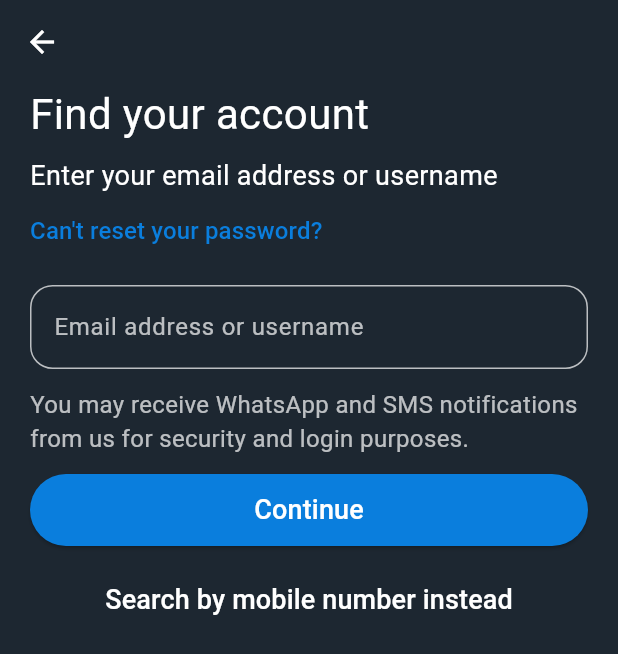
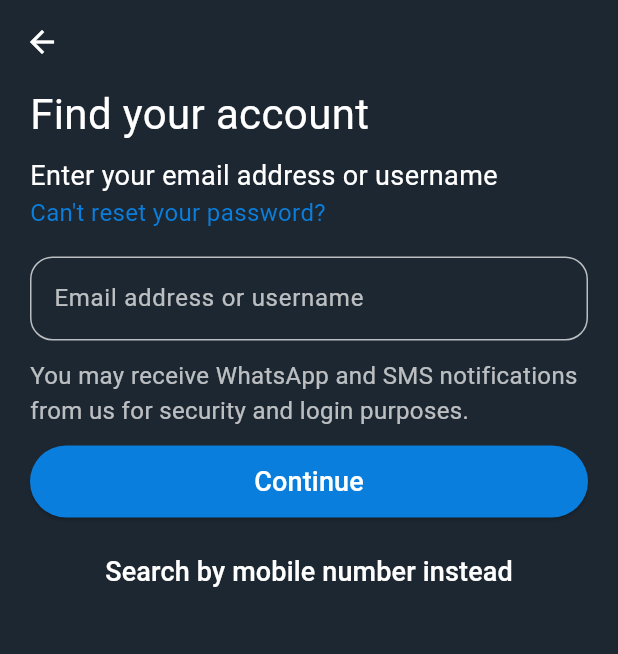
Before and after one commit to muhammadXainAhmad/instagram_ui_design_flutter, a Flutter app: the MyForgotPage screen opened by its route, on a phone screen of 412 x 824 dp. Shown: the top 654 px of the screen. Run offline on Flutter 3.47's test engine with Material 3 defaults, Android fonts, the light colour scheme and no system bars.

Commit message:
Replaced TextButton with InkWell for 'Can't reset your password?' text

```diff
--- a/lib/Views/forgot.dart
+++ b/lib/Views/forgot.dart
@@ -40,21 +40,16 @@ class _MyForgotPageState extends State<MyForgotPage> {
                   style: TextStyle(color: Colors.white, fontSize: 18),
                 ),
               ),
-              TextButton(
-                style: TextButton.styleFrom(
-                  shape: RoundedRectangleBorder(
-                    borderRadius: BorderRadius.zero,
-                  ),
-                  padding: EdgeInsets.all(0),
-                ),
-                onPressed: () {},
+              InkWell(onTap: () {
+
+              },
                 child: const Text(
                   "Can't reset your password?",
                   style: TextStyle(color: MyConstants.myBtnColor, fontSize: 16),
                 ),
               ),
               Padding(
-                padding: const EdgeInsets.only(top: 12, bottom: 12),
+                padding: const EdgeInsets.only(top: 18, bottom: 12),
                 child: TextField(
                   controller: emailController,
                   onChanged: (value) {
```
